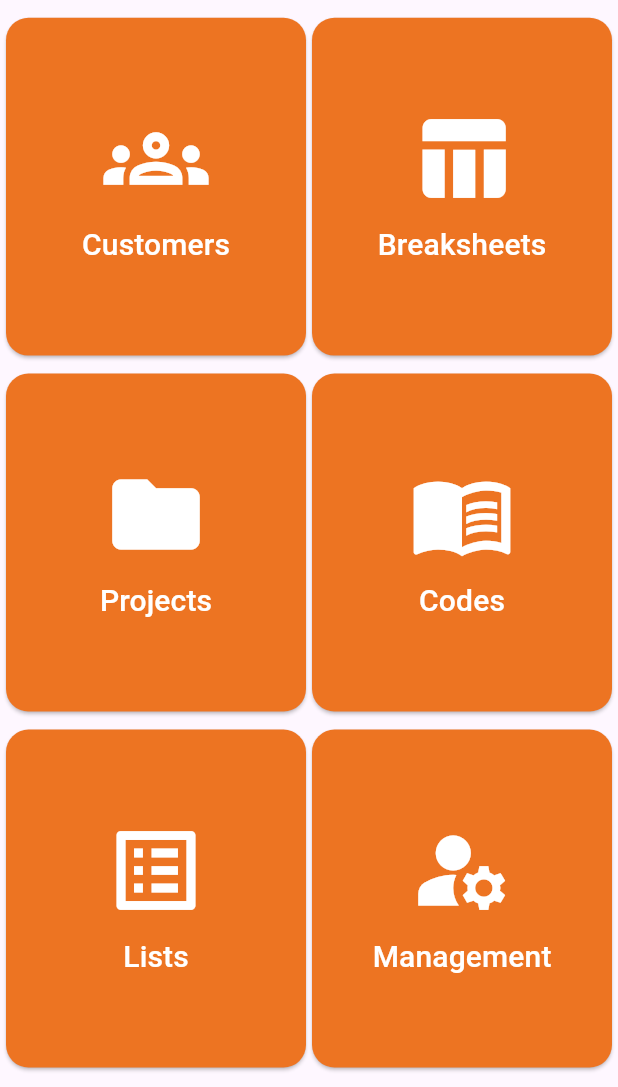
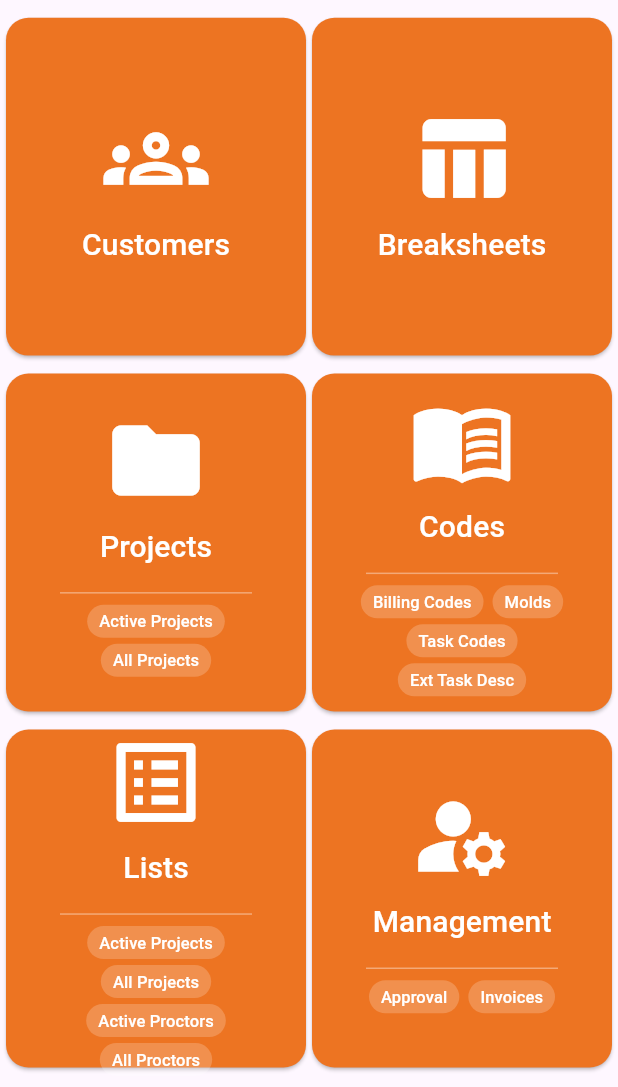
Before and after one commit to TightBlubber/inspections_app, a Flutter app: the screen it shows after launch, on a phone screen of 412 x 824 dp, the part 149-1236 px from its top. Run offline on Flutter 3.47's test engine with Material 3 defaults, Android fonts, the phone set to English and light mode, and no system bars; our stand-ins replace flutter_dotenv, pdf, printing, supabase_flutter; accounts and stored records are empty.

Commit message:
small view changes
Co-authored-by: Copilot <copilot@github.com>

```diff
--- a/lib/pages/home_page.dart
+++ b/lib/pages/home_page.dart
@@ -66,6 +66,7 @@ class HomePage extends StatelessWidget {
                 IconButtonCard(
                   icon: Icons.folder,
                   label: 'Projects',
+                  sublabels: const ['Active Projects', 'All Projects'],
                   onPressed: () => Navigator.push(
                     context,
                     MaterialPageRoute(builder: (_) => const ProjectsPage()),
@@ -74,6 +75,7 @@ class HomePage extends StatelessWidget {
                 IconButtonCard(
                   icon: Icons.menu_book,
                   label: 'Codes',
+                  sublabels: const ['Billing Codes', 'Molds', 'Task Codes', 'Ext Task Desc'],
                   onPressed: () => Navigator.push(
                     context,
                     MaterialPageRoute(builder: (_) => const CodesPage()),
@@ -82,6 +84,7 @@ class HomePage extends StatelessWidget {
                 IconButtonCard(
                   icon: Icons.list_alt,
                   label: 'Lists',
+                  sublabels: const ['Active Projects', 'All Projects', 'Active Proctors', 'All Proctors'],
                   onPressed: () => Navigator.push(
                     context,
                     MaterialPageRoute(builder: (_) => const ListsPage()),
@@ -90,6 +93,7 @@ class HomePage extends StatelessWidget {
                 IconButtonCard(
                   icon: Icons.manage_accounts,
                   label: 'Management',
+                  sublabels: const ['Approval', 'Invoices'],
                   onPressed: () => Navigator.push(
                     context,
                     MaterialPageRoute(builder: (_) => const ManagementPage()),
--- a/lib/widgets/icon_button_card.dart
+++ b/lib/widgets/icon_button_card.dart
@@ -4,12 +4,14 @@ class IconButtonCard extends StatelessWidget {
   final IconData icon;
   final String label;
   final VoidCallback? onPressed;
+  final List<String>? sublabels;
 
   const IconButtonCard({
     super.key,
     required this.icon,
     required this.label,
     this.onPressed,
+    this.sublabels,
   });
 
   @override
@@ -27,7 +29,6 @@ class IconButtonCard extends StatelessWidget {
               shape: RoundedRectangleBorder(
                 borderRadius: BorderRadius.circular(15),
               ),
-
             ),
             child: Column(
               mainAxisAlignment: MainAxisAlignment.center,
@@ -35,6 +36,40 @@ class IconButtonCard extends StatelessWidget {
                 Icon(icon, size: 70),
                 const SizedBox(height: 8),
                 Text(label, style: const TextStyle(fontSize: 20)),
+                if (sublabels != null && sublabels!.isNotEmpty) ...
+                  [
+                    const SizedBox(height: 8),
+                    const Divider(
+                      color: Colors.white38,
+                      thickness: 1,
+                      indent: 12,
+                      endIndent: 12,
+                    ),
+                    Wrap(
+                      alignment: WrapAlignment.center,
+                      spacing: 6,
+                      runSpacing: 4,
+                      children: sublabels!
+                          .map(
+                            (s) => Container(
+                              padding: const EdgeInsets.symmetric(
+                                  horizontal: 8, vertical: 3),
+                              decoration: BoxDecoration(
+                                color: Colors.white.withOpacity(0.2),
+                                borderRadius: BorderRadius.circular(20),
+                              ),
+                              child: Text(
+                                s,
+                                style: const TextStyle(
+                                  fontSize: 11,
+                                  color: Colors.white,
+                                ),
+                              ),
+                            ),
+                          )
+                          .toList(),
+                    ),
+                  ],
               ],
             ),
           ),
```
